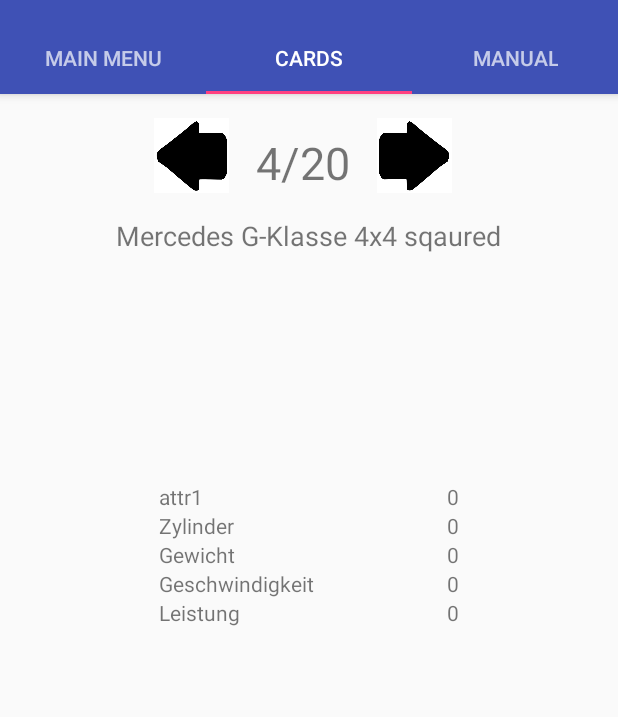
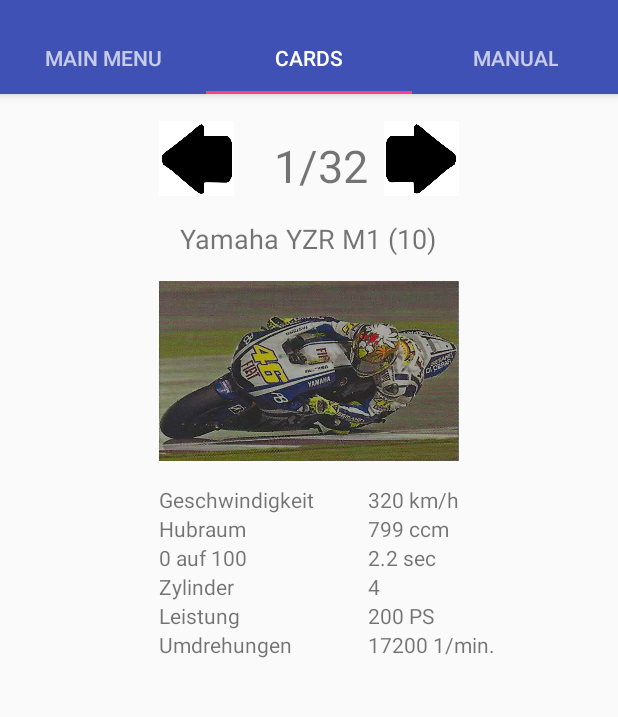
Before and after one commit to Paradoxon1994/Quartett1, an Android app: the screen it shows after launch (MainActivity), tab 2 chosen, on a phone screen of 412 x 824 dp, the part 74-791 px from its top. Run offline under Robolectric (Android 15) with nearby library versions, the phone set to English and light mode, and no system bars; libraries missing offline, so code that uses them is left out: junit.framework.

Commit message:
you can now almost view all cards, ALMOST!

```diff
--- a/app/src/main/java/com/app/quartett/quartett2/MainActivity.java
+++ b/app/src/main/java/com/app/quartett/quartett2/MainActivity.java
@@ -50,8 +50,13 @@ public class MainActivity extends AppCompatActivity {
 
     @Override
     protected void onCreate(Bundle savedInstanceState) {
+
+
         super.onCreate(savedInstanceState);
         setContentView(R.layout.activity_main);
+
+        loadedDeck = readDeck("bikes");
+
 
         Toolbar toolbar = (Toolbar) findViewById(R.id.toolbar);
         setSupportActionBar(toolbar);
@@ -68,7 +73,7 @@ public class MainActivity extends AppCompatActivity {
         mViewPager.addOnPageChangeListener(new TabLayout.TabLayoutOnPageChangeListener(tabLayout));
         tabLayout.addOnTabSelectedListener(new TabLayout.ViewPagerOnTabSelectedListener(mViewPager));
 
-        loadedDeck = readDeck("bikes");
+
 
         //Floating Action Button if needed
         /* FloatingActionButton fab = (FloatingActionButton) findViewById(R.id.fab);
--- a/app/src/main/java/com/app/quartett/quartett2/view/Tab2CardOverview.java
+++ b/app/src/main/java/com/app/quartett/quartett2/view/Tab2CardOverview.java
@@ -17,17 +17,25 @@ import com.app.quartett.quartett2.MainActivity;
 import com.app.quartett.quartett2.R;
 import com.app.quartett.quartett2.model.Card;
 import com.app.quartett.quartett2.model.Deck;
+import com.app.quartett.quartett2.model.Property;
+import com.app.quartett.quartett2.model.Value;
+
+import junit.framework.Test;
+
+import org.w3c.dom.Text;
 
 import java.io.File;
+import java.text.DecimalFormat;
+import java.text.NumberFormat;
 
 public class Tab2CardOverview extends Fragment{
 
 
     // Textviews including the attribute names
-    public TextView attr1OverviewTextView, attr2OverviewTextView, attr3OverviewTextView, attr4OverviewTextView, attr5OverviewTextView;
+    public TextView attr1OverviewTextView, attr2OverviewTextView, attr3OverviewTextView, attr4OverviewTextView, attr5OverviewTextView, attr6OverviewTextView;
 
     // Textviews including the values from the attribute names
-    public TextView attr1ValueOverviewTextView, attr2ValueOverviewTextView, attr3ValueOverviewTextView, attr4ValueOverviewTextView, attr5ValueOverviewTextView;
+    public TextView attr1ValueOverviewTextView, attr2ValueOverviewTextView, attr3ValueOverviewTextView, attr4ValueOverviewTextView, attr5ValueOverviewTextView, attr6ValueOverviewTextView;
 
 
     //the 2 imagebuttons displaying the arrows
@@ -39,7 +47,16 @@ public class Tab2CardOverview extends Fragment{
     //Imageview containing the Image of the car
     public ImageView cardPictureImageView;
 
+    //textView containing the name of the card
+    public TextView nameTextField;
+
+
+    //arrays for easier value saving
+    public TextView[] attributeValueOverviews;
+    public TextView[] attributeOverviews;
+
     public Deck deck;
+
 
     @Override
     public View onCreateView(LayoutInflater inflater, ViewGroup container,
@@ -47,57 +64,157 @@ public class Tab2CardOverview extends Fragment{
 
         View rootView = inflater.inflate(R.layout.tab2cardoverview, container, false);
 
-        //declaring stuff
-        //attribute names
-        attr1OverviewTextView = (TextView) rootView.getRootView().findViewById(R.id.attr1OverviewTextView);
-        attr2OverviewTextView = (TextView) rootView.getRootView().findViewById(R.id.attr2OverviewTextView);
-        attr3OverviewTextView = (TextView) rootView.getRootView().findViewById(R.id.attr3OverviewTextView);
-        attr4OverviewTextView = (TextView) rootView.getRootView().findViewById(R.id.attr4OverviewTextView);
-        attr5OverviewTextView = (TextView) rootView.getRootView().findViewById(R.id.attr5OverviewTextView);
-
-        //attribute values
-        attr1ValueOverviewTextView = (TextView) rootView.getRootView().findViewById(R.id.attr1ValueOverviewTextView);
-        attr2ValueOverviewTextView = (TextView) rootView.getRootView().findViewById(R.id.attr2ValueOverviewTextView);
-        attr3ValueOverviewTextView = (TextView) rootView.getRootView().findViewById(R.id.attr3ValueOverviewTextView);
-        attr4ValueOverviewTextView = (TextView) rootView.getRootView().findViewById(R.id.attr4ValueOverviewTextView);
-        attr5ValueOverviewTextView = (TextView) rootView.getRootView().findViewById(R.id.attr5ValueOverviewTextView);
-
-        //cardimage
-        cardPictureImageView = (ImageView) rootView.getRootView().findViewById(R.id.cardPictureInGameImageView);
-
-        //imagebuttons
-        rightArrowImageButton = (ImageButton) rootView.getRootView().findViewById(R.id.rightArrowImageButton);
-        leftArrowImageButton = (ImageButton) rootView.getRootView().findViewById(R.id.leftArrowImageButton);
-
-        //scores
-        firstNumberTextView = (TextView) rootView.getRootView().findViewById(R.id.firstNumberTextView);
-        secondNumberTextView = (TextView) rootView.getRootView().findViewById(R.id.secondNumberTextView);
-
-        //imagefiles
-        Bitmap myBitmap = BitmapFactory.decodeFile("bikes/1.jpg");
-
-
-
-        //setting up right dialogs for the first time when app is
-        deck = MainActivity.getDeck();
-        Card c = deck.getCards().get(0);
-        String test = c.getValues().toString();
-        attr1OverviewTextView.setText("attr1");
-        cardPictureImageView.setImageBitmap(BitmapFactory.decodeFile("bikes/1.jpg"));
-        //cardPictureImageView.setImageURI(Uri.parse("file:bikes/2.jpg"));
+        //initializing
+        initialize(rootView);
 
         return rootView;
     }
 
-    public void showCards () {
+    @Override
+    public void onStart()
+    {
+        super.onStart();
+
+        //setting up right dialogs for the first time when app is started
         deck = MainActivity.getDeck();
-        //Card first = deck.getCards().get(1);
-        //for (Card c:deck.getCards()) {
-        //    cardPictureImageView.setImageResource(first.getImages().indexOf(1));
-        //}
-        Card c = deck.getCards().get(0);
-        String test = c.getValues().toString();
-        attr1OverviewTextView.setText(test);
+        Card initialCard = deck.getCards().get(0);
+
+        //setting up right number of carddeck
+        firstNumberTextView.setText("1");
+        secondNumberTextView.setText(String.valueOf(deck.getCards().size()));
+        cardPictureImageView.setBackgroundResource(R.drawable.bike1);
+
+
+        nameTextField.setText(initialCard.getName());
+
+        //load card stats into UI
+        loadCard(initialCard);
+
+
+
+        rightArrowImageButton.setOnClickListener(new View.OnClickListener() {
+            @Override
+            public void onClick(View view) {
+                nextCard();
+            }
+        });
+
+        leftArrowImageButton.setOnClickListener(new View.OnClickListener() {
+            @Override
+            public void onClick(View view) {
+                previousCard();
+            }
+        });
+
+    }
+
+    private void loadCard(Card card) {
+
+        nameTextField.setText(card.getName());
+
+        //setting up right properties with values
+        int i = 0;
+        NumberFormat nf = new DecimalFormat("##.##");
+        for (Property p : deck.getProperties()) {
+            attributeOverviews[i].setText(p.getText());
+            for (Value v:card.getValues()) {
+                if(v.getPropertyId() == p.getId()){
+                    attributeValueOverviews[i].setText(String.valueOf(nf.format(v.getValue())));
+                    attributeValueOverviews[i].append(" " + p.getUnit());
+                }
+            }
+            i++;
+        }
+    }
+
+
+    private void nextCard() {
+
+        int currentPosition = Integer.parseInt(firstNumberTextView.getText().toString());
+        int nextPosition;
+        if(currentPosition == deck.getCards().size()) {
+            nextPosition = 1;
+        } else {
+            nextPosition = currentPosition + 1;
+        }
+
+        firstNumberTextView.setText(String.valueOf(nextPosition));
+        Card card = deck.getCards().get(nextPosition-1);
+        loadCard(card);
+
+    }
+
+    private void previousCard() {
+
+        int currentPosition = Integer.parseInt(firstNumberTextView.getText().toString());
+        int nextPosition;
+        if(currentPosition == 1) {
+            nextPosition = deck.getCards().size();
+        } else {
+            nextPosition = currentPosition - 1;
+        }
+
+        firstNumberTextView.setText(String.valueOf(nextPosition));
+        Card card = deck.getCards().get(nextPosition);
+        loadCard(card);
+    }
+
+
+    public void initialize(View v){
+        //declaring stuff
+        //attribute names
+        attr1OverviewTextView = (TextView) v.getRootView().findViewById(R.id.attr1OverviewTextView);
+        attr2OverviewTextView = (TextView) v.getRootView().findViewById(R.id.attr2OverviewTextView);
+        attr3OverviewTextView = (TextView) v.getRootView().findViewById(R.id.attr3OverviewTextView);
+        attr4OverviewTextView = (TextView) v.getRootView().findViewById(R.id.attr4OverviewTextView);
+        attr5OverviewTextView = (TextView) v.getRootView().findViewById(R.id.attr5OverviewTextView);
+        attr6OverviewTextView = (TextView) v.getRootView().findViewById(R.id.attr6OverviewTextView);
+
+        //save Textviews in array
+        attributeOverviews = new TextView[6];
+        attributeOverviews[0] = attr1OverviewTextView;
+        attributeOverviews[1] = attr2OverviewTextView;
+        attributeOverviews[2] = attr3OverviewTextView;
+        attributeOverviews[3] = attr4OverviewTextView;
+        attributeOverviews[4] = attr5OverviewTextView;
+        attributeOverviews[5] = attr6OverviewTextView;
+
+        //attribute values
+        attr1ValueOverviewTextView = (TextView) v.getRootView().findViewById(R.id.attr1ValueOverviewTextView);
+        attr2ValueOverviewTextView = (TextView) v.getRootView().findViewById(R.id.attr2ValueOverviewTextView);
+        attr3ValueOverviewTextView = (TextView) v.getRootView().findViewById(R.id.attr3ValueOverviewTextView);
+        attr4ValueOverviewTextView = (TextView) v.getRootView().findViewById(R.id.attr4ValueOverviewTextView);
+        attr5ValueOverviewTextView = (TextView) v.getRootView().findViewById(R.id.attr5ValueOverviewTextView);
+        attr6ValueOverviewTextView = (TextView) v.getRootView().findViewById(R.id.attr6ValueOverviewTextView);
+
+
+        //save textview values in array
+        attributeValueOverviews = new TextView[6];
+        attributeValueOverviews[0] = attr1ValueOverviewTextView;
+        attributeValueOverviews[1] = attr2ValueOverviewTextView;
+        attributeValueOverviews[2] = attr3ValueOverviewTextView;
+        attributeValueOverviews[3] = attr4ValueOverviewTextView;
+        attributeValueOverviews[4] = attr5ValueOverviewTextView;
+        attributeValueOverviews[5] = attr6ValueOverviewTextView;
+
+        //cardimage
+        cardPictureImageView = (ImageView) v.getRootView().findViewById(R.id.cardPictureInGameImageView);
+
+        //cardname
+        nameTextField = (TextView) v.getRootView().findViewById(R.id.nameTextView);
+
+        //imagebuttons
+        rightArrowImageButton = (ImageButton) v.getRootView().findViewById(R.id.rightArrowImageButton);
+        leftArrowImageButton = (ImageButton) v.getRootView().findViewById(R.id.leftArrowImageButton);
+
+        //scores
+        firstNumberTextView = (TextView) v.getRootView().findViewById(R.id.firstNumberTextView);
+        secondNumberTextView = (TextView) v.getRootView().findViewById(R.id.secondNumberTextView);
+
+
+
+
+
     }
 
 }
--- a/app/src/main/res/layout/tab2cardoverview.xml
+++ b/app/src/main/res/layout/tab2cardoverview.xml
@@ -14,19 +14,16 @@
             android:id="@+id/leftArrowImageButton"
             android:layout_width="50dp"
             android:layout_height="50dp"
-            android:layout_alignParentTop="true"
-            android:layout_alignStart="@+id/nameTextView"
-            android:layout_marginStart="25dp"
-            android:layout_marginTop="16dp"
+            android:layout_alignStart="@+id/cardPictureInGameImageView"
+            android:layout_alignTop="@+id/rightArrowImageButton"
             android:background="@drawable/arrowl" />
 
         <TextView
             android:id="@+id/firstNumberTextView"
             android:layout_width="wrap_content"
             android:layout_height="wrap_content"
-            android:layout_alignBottom="@+id/leftArrowImageButton"
-            android:layout_marginStart="18dp"
-            android:layout_toEndOf="@+id/leftArrowImageButton"
+            android:layout_above="@+id/nameTextView"
+            android:layout_toStartOf="@+id/textView2"
             android:text="4"
             android:textSize="30sp" />
 
@@ -34,8 +31,9 @@
             android:id="@+id/textView2"
             android:layout_width="wrap_content"
             android:layout_height="wrap_content"
-            android:layout_toEndOf="@+id/firstNumberTextView"
-            android:layout_alignBottom="@+id/leftArrowImageButton"
+            android:layout_alignBaseline="@+id/secondNumberTextView"
+            android:layout_alignBottom="@+id/secondNumberTextView"
+            android:layout_centerHorizontal="true"
             android:text="/"
             android:textSize="30sp" />
 
@@ -63,10 +61,9 @@
             android:id="@+id/rightArrowImageButton"
             android:layout_width="50dp"
             android:layout_height="50dp"
-            android:layout_marginTop="16dp"
-            android:layout_marginStart="18dp"
-            android:layout_toEndOf="@+id/secondNumberTextView"
+            android:layout_alignEnd="@+id/cardPictureInGameImageView"
             android:layout_alignParentTop="true"
+            android:layout_marginTop="18dp"
             android:background="@drawable/arrowr" />
 
         <ImageView
@@ -75,8 +72,7 @@
             android:layout_height="120dp"
             android:layout_below="@+id/nameTextView"
             android:layout_centerHorizontal="true"
-            android:layout_marginTop="16dp"
-            app:srcCompat="@drawable/ic_launcher_background" />
+            android:layout_marginTop="16dp" />
 
         <TextView
             android:id="@+id/attr1OverviewTextView"
@@ -85,7 +81,7 @@
             android:layout_alignStart="@+id/cardPictureInGameImageView"
             android:layout_below="@+id/cardPictureInGameImageView"
             android:layout_marginTop="16dp"
-            android:text="Baujahr" />
+            android:text="" />
 
         <TextView
             android:id="@+id/attr2OverviewTextView"
@@ -93,7 +89,7 @@
             android:layout_height="wrap_content"
             android:layout_alignStart="@+id/attr1OverviewTextView"
             android:layout_below="@+id/attr1OverviewTextView"
-            android:text="Zylinder" />
+            android:text="" />
 
         <TextView
             android:id="@+id/attr3OverviewTextView"
@@ -101,7 +97,7 @@
             android:layout_height="wrap_content"
             android:layout_alignStart="@+id/attr2OverviewTextView"
             android:layout_below="@+id/attr2OverviewTextView"
-            android:text="Gewicht" />
+            android:text="" />
 
         <TextView
             android:id="@+id/attr4OverviewTextView"
@@ -109,7 +105,7 @@
             android:layout_height="wrap_content"
             android:layout_alignStart="@+id/attr3OverviewTextView"
             android:layout_below="@+id/attr3OverviewTextView"
-            android:text="Geschwindigkeit" />
+            android:text="" />
 
         <TextView
             android:id="@+id/attr5OverviewTextView"
@@ -117,7 +113,15 @@
             android:layout_height="wrap_content"
             android:layout_alignStart="@+id/attr4OverviewTextView"
             android:layout_below="@+id/attr4OverviewTextView"
-            android:text="Leistung" />
+            android:text="" />
+
+        <TextView
+            android:id="@+id/attr6OverviewTextView"
+            android:layout_width="wrap_content"
+            android:layout_height="wrap_content"
+            android:layout_alignStart="@+id/attr5OverviewTextView"
+            android:layout_below="@+id/attr5OverviewTextView"
+            android:text="" />
 
         <TextView
             android:id="@+id/attr1ValueOverviewTextView"
@@ -126,7 +130,7 @@
             android:layout_alignEnd="@+id/cardPictureInGameImageView"
             android:layout_marginTop="16dp"
             android:layout_below="@+id/cardPictureInGameImageView"
-            android:text="0" />
+            android:text="" />
 
         <TextView
             android:id="@+id/attr2ValueOverviewTextView"
@@ -134,7 +138,7 @@
             android:layout_height="wrap_content"
             android:layout_alignStart="@+id/attr1ValueOverviewTextView"
             android:layout_below="@+id/attr1ValueOverviewTextView"
-            android:text="0" />
+            android:text="" />
 
         <TextView
             android:id="@+id/attr3ValueOverviewTextView"
@@ -142,7 +146,7 @@
             android:layout_height="wrap_content"
             android:layout_alignStart="@+id/attr2ValueOverviewTextView"
             android:layout_below="@+id/attr2ValueOverviewTextView"
-            android:text="0" />
+            android:text="" />
 
         <TextView
             android:id="@+id/attr4ValueOverviewTextView"
@@ -150,7 +154,7 @@
             android:layout_height="wrap_content"
             android:layout_alignStart="@+id/attr3ValueOverviewTextView"
             android:layout_below="@+id/attr3ValueOverviewTextView"
-            android:text="0" />
+            android:text="" />
 
         <TextView
             android:id="@+id/attr5ValueOverviewTextView"
@@ -158,7 +162,15 @@
             android:layout_height="wrap_content"
             android:layout_alignStart="@+id/attr4ValueOverviewTextView"
             android:layout_below="@+id/attr4ValueOverviewTextView"
-            android:text="0" />
+            android:text="" />
+
+        <TextView
+            android:id="@+id/attr6ValueOverviewTextView"
+            android:layout_width="wrap_content"
+            android:layout_height="wrap_content"
+            android:layout_alignStart="@+id/attr5ValueOverviewTextView"
+            android:layout_below="@+id/attr5ValueOverviewTextView"
+            android:text="" />
 
 
 
```
Also changed, not shown: app/src/main/res/drawable-v24/bike1.jpg (added).
